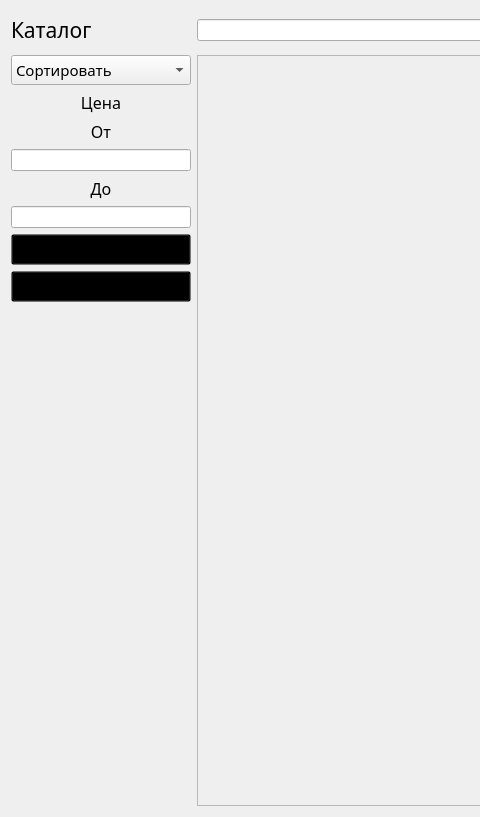
lirthu/kursach, file catalog.ui: the form before one commit; both pictures show x 0 to 480 and y 0 to 817 of the 1107 by 817 pixel window.
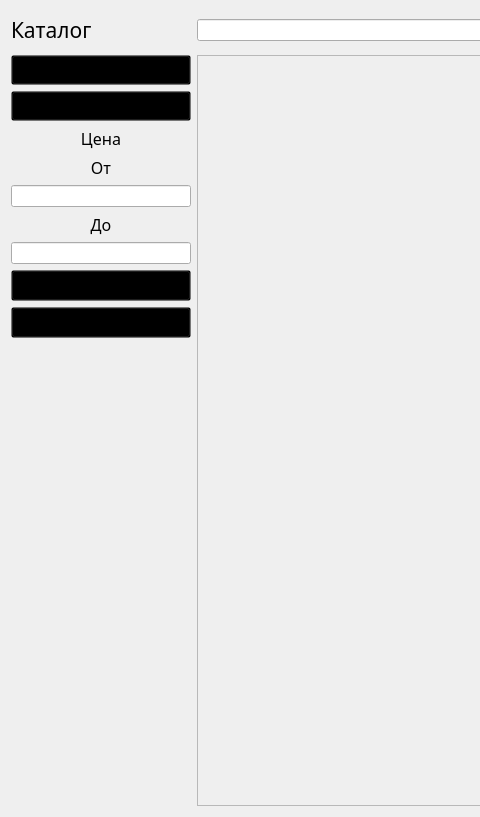
The form after the commit. Icons and pictures are not drawn.

```diff
--- a/catalog.ui
+++ b/catalog.ui
@@ -144,7 +144,7 @@
       </widget>
      </item>
      <item row="1" column="0">
-      <layout class="QVBoxLayout" name="verticalLayout_4" stretch="0,0,0,0,0,0,0,0,0">
+      <layout class="QVBoxLayout" name="verticalLayout_4" stretch="0,0,0,0,0,0,0,0,0,0">
        <property name="spacing">
         <number>6</number>
        </property>
@@ -164,7 +164,7 @@
 QComboBox QAbstractItemView {
     background-color: white;
     border: 1px solid gray;
-}к</string>
+}</string>
          </property>
          <item>
           <property name="text">
@@ -183,6 +183,37 @@
          </item>
         </widget>
        </item>
+       <item>
+        <widget class="QComboBox" name="comboBox">
+         <property name="font">
+          <font>
+           <family>Segoe Print</family>
+           <pointsize>11</pointsize>
+          </font>
+         </property>
+         <property name="styleSheet">
+          <string notr="true">QComboBox {
+    background-color: transparent;
+}
+
+QComboBox QAbstractItemView {
+    background-color: white;
+    border: 1px solid gray;
+}</string>
+         </property>
+         <property name="editable">
+          <bool>false</bool>
+         </property>
+         <property name="currentText">
+          <string>Категории</string>
+         </property>
+         <item>
+          <property name="text">
+           <string>Категории</string>
+          </property>
+         </item>
+        </widget>
+       </item>
        <item>
         <widget class="QLabel" name="label_2">
          <property name="font">
```
